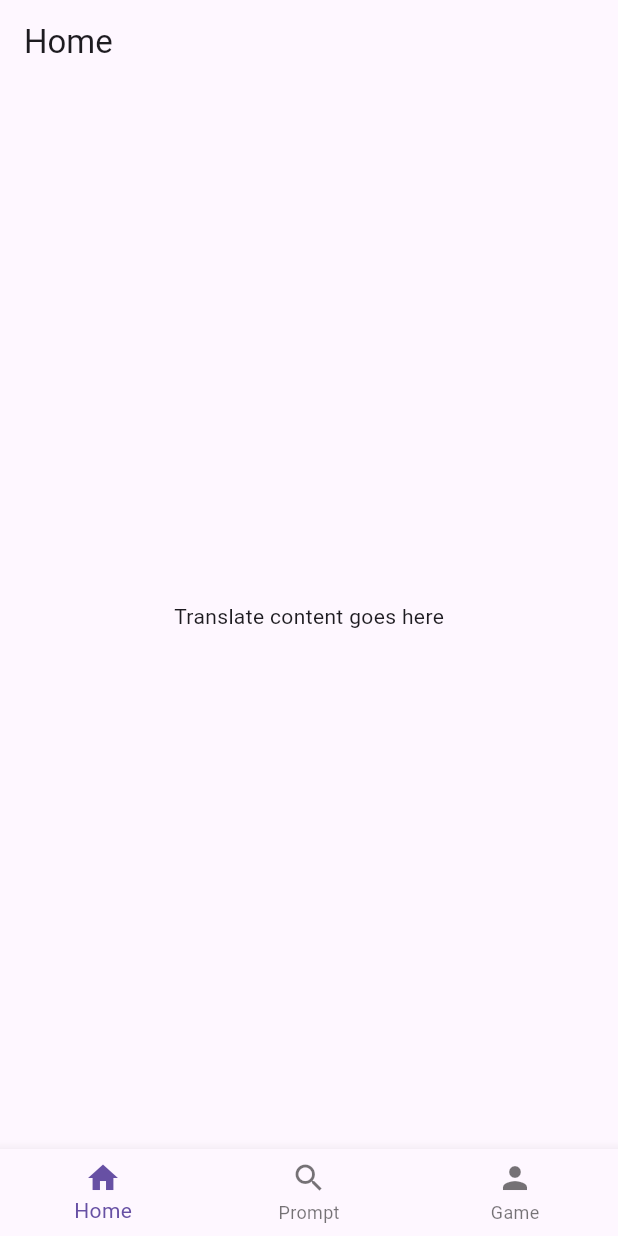
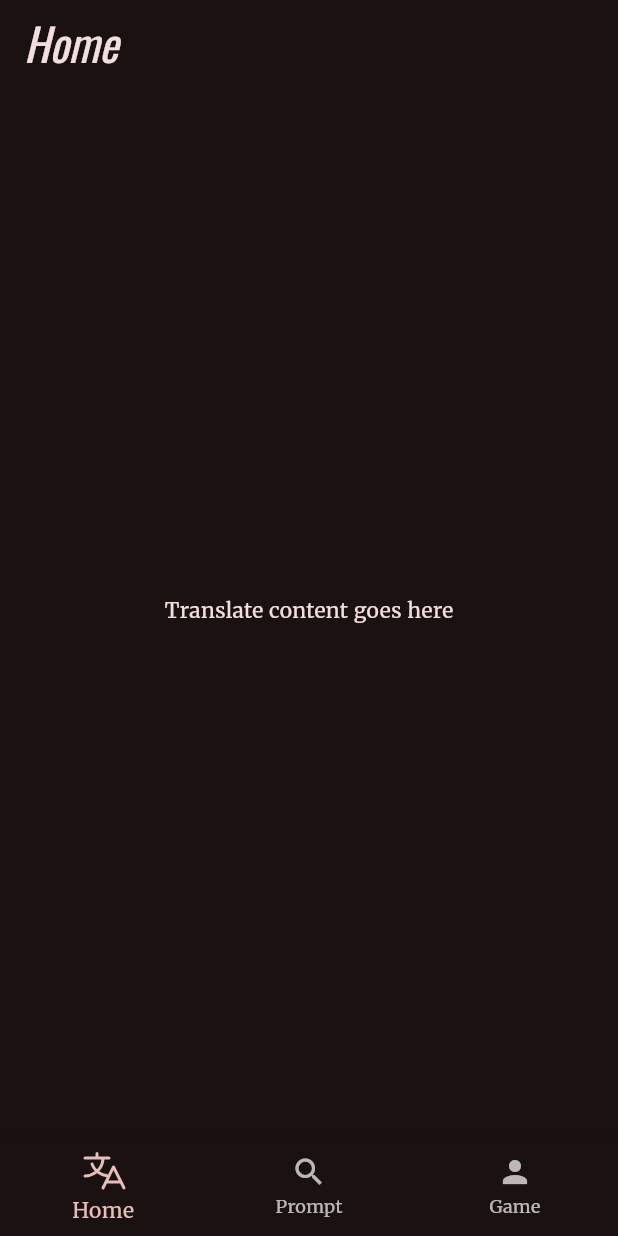
Before and after one commit to ylruiz/flutter_meetup_16_08_2025, a Flutter app: the screen it shows after launch, on a phone screen of 412 x 824 dp. Run offline on Flutter 3.47's test engine with Material 3 defaults, Android fonts, the phone set to English and light mode, and no system bars; our stand-ins replace auto_route, flutter_riverpod, google_fonts, hooks_riverpod, phosphor_flutter.

Commit message:
update theme & BottomNavigationBar

```diff
--- a/lib/main.dart
+++ b/lib/main.dart
@@ -1,4 +1,5 @@
 import 'package:flutter/material.dart';
+import 'package:google_fonts/google_fonts.dart';
 import 'package:hooks_riverpod/hooks_riverpod.dart';
 
 import 'routes.dart';
@@ -18,6 +19,30 @@ class MyApp extends ConsumerWidget {
 
     return MaterialApp.router(
       debugShowCheckedModeBanner: false,
+      theme: ThemeData(
+        // Define the default brightness and colors.
+        colorScheme: ColorScheme.fromSeed(
+          seedColor: Colors.redAccent,
+          // ···
+          brightness: Brightness.dark,
+        ),
+
+        // Define the default `TextTheme`. Use this to specify the default
+        // text styling for headlines, titles, bodies of text, and more.
+        textTheme: TextTheme(
+          displayLarge: const TextStyle(
+            fontSize: 72,
+            fontWeight: FontWeight.bold,
+          ),
+          // ···
+          titleLarge: GoogleFonts.oswald(
+            fontSize: 30,
+            fontStyle: FontStyle.italic,
+          ),
+          bodyMedium: GoogleFonts.merriweather(),
+          displaySmall: GoogleFonts.pacifico(),
+        ),
+      ),
       routerConfig: appRouter.config(),
     );
   }
--- a/lib/routes.dart
+++ b/lib/routes.dart
@@ -1,4 +1,3 @@
-import 'package:auto_route/annotations.dart';
 import 'package:auto_route/auto_route.dart';
 import 'package:flutter_meetup_16_08_2025/paths.dart';
 import 'package:flutter_meetup_16_08_2025/routes.gr.dart';
--- a/lib/screens/home_screen.dart
+++ b/lib/screens/home_screen.dart
@@ -1,16 +1,13 @@
 import 'package:auto_route/auto_route.dart';
 import 'package:flutter/material.dart';
+import 'package:flutter_riverpod/flutter_riverpod.dart';
+import 'package:phosphor_flutter/phosphor_flutter.dart';
+
+final selectedIndexProvider = StateProvider<int>((ref) => 0);
 
 @RoutePage()
-class HomeScreen extends StatefulWidget {
+class HomeScreen extends ConsumerWidget {
   const HomeScreen({super.key});
-
-  @override
-  State<HomeScreen> createState() => _HomeScreenState();
-}
-
-class _HomeScreenState extends State<HomeScreen> {
-  int _selectedIndex = 0;
 
   static const List<Widget> _pages = <Widget>[
     Center(child: Text('Translate content goes here')),
@@ -18,22 +15,22 @@ class _HomeScreenState extends State<HomeScreen> {
     Center(child: Text('Game content goes here')),
   ];
 
-  void _onItemTapped(int index) {
-    setState(() {
-      _selectedIndex = index;
-    });
-  }
+  @override
+  Widget build(BuildContext context, WidgetRef ref) {
+    final selectedIndex = ref.watch(selectedIndexProvider);
 
-  @override
-  Widget build(BuildContext context) {
     return Scaffold(
       appBar: AppBar(title: const Text('Home')),
-      body: _pages[_selectedIndex],
+      body: _pages[selectedIndex],
       bottomNavigationBar: BottomNavigationBar(
-        currentIndex: _selectedIndex,
-        onTap: _onItemTapped,
+        currentIndex: selectedIndex,
+        onTap: (index) =>
+            ref.read(selectedIndexProvider.notifier).state = index,
         items: const [
-          BottomNavigationBarItem(icon: Icon(Icons.home), label: 'Home'),
+          BottomNavigationBarItem(
+            icon: Icon(PhosphorIconsRegular.translate, size: 32.0),
+            label: 'Home',
+          ),
           BottomNavigationBarItem(icon: Icon(Icons.search), label: 'Prompt'),
           BottomNavigationBarItem(icon: Icon(Icons.person), label: 'Game'),
         ],
--- a/pubspec.yaml
+++ b/pubspec.yaml
@@ -38,6 +38,9 @@ dependencies:
   hooks_riverpod: ^2.6.1
   auto_route: ^10.1.0+1
   riverpod_annotation: ^2.6.1
+  google_fonts: ^6.3.0
+  phosphor_flutter: ^2.1.0
+  flutter_riverpod: ^2.6.1
 
 dev_dependencies:
   flutter_test:
```
Also changed, not shown: pubspec.lock, 8 other files.
